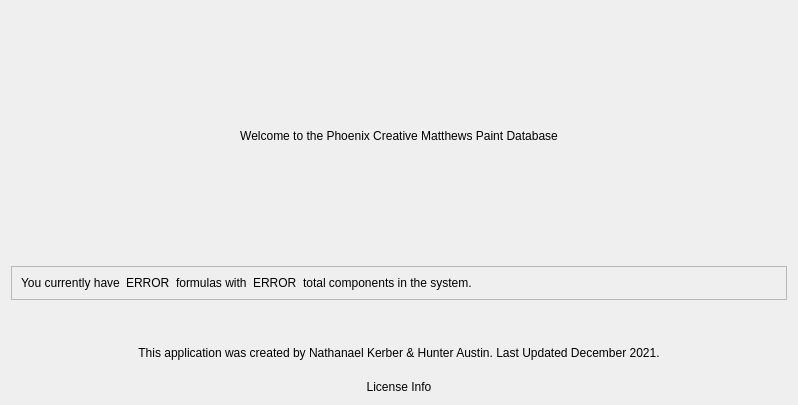
nkerber/PhoenixCreative, file src/HomeWidget.ui: the form before one commit.
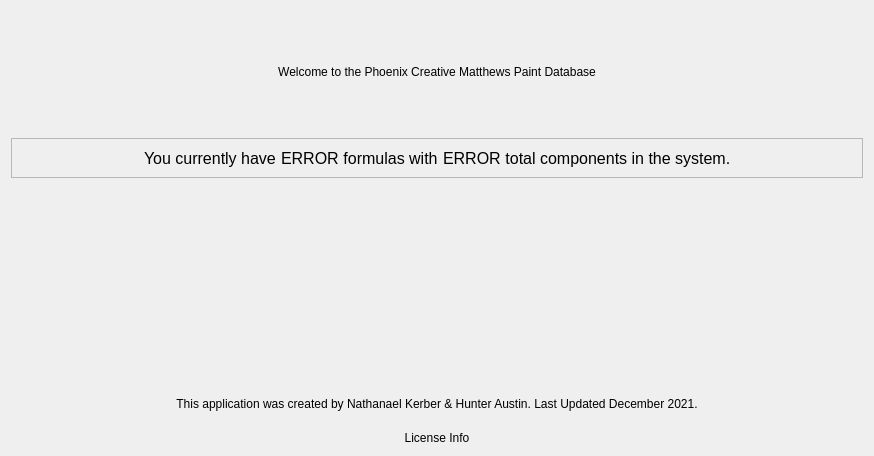
The form after the commit.

```diff
--- a/src/HomeWidget.ui
+++ b/src/HomeWidget.ui
@@ -6,14 +6,14 @@
    <rect>
     <x>0</x>
     <y>0</y>
-    <width>798</width>
-    <height>405</height>
+    <width>874</width>
+    <height>456</height>
    </rect>
   </property>
   <property name="windowTitle">
    <string>Form</string>
   </property>
-  <layout class="QGridLayout" name="gridLayout_2" rowstretch="4,0,0,0,0,0,0,0">
+  <layout class="QGridLayout" name="gridLayout_2" rowstretch="4,0,0,5,1,1,0,0">
    <item row="7" column="0">
     <widget class="QLabel" name="label_3">
      <property name="text">
@@ -76,6 +76,22 @@
       <enum>QFrame::Raised</enum>
      </property>
      <layout class="QHBoxLayout" name="horizontalLayout">
+      <property name="spacing">
+       <number>0</number>
+      </property>
+      <item>
+       <spacer name="horizontalSpacer">
+        <property name="orientation">
+         <enum>Qt::Horizontal</enum>
+        </property>
+        <property name="sizeHint" stdset="0">
+         <size>
+          <width>40</width>
+          <height>20</height>
+         </size>
+        </property>
+       </spacer>
+      </item>
       <item>
        <widget class="QLabel" name="label_4">
         <property name="sizePolicy">
@@ -84,8 +100,14 @@
           <verstretch>0</verstretch>
          </sizepolicy>
         </property>
+        <property name="font">
+         <font>
+          <family>Segoe UI</family>
+          <pointsize>12</pointsize>
+         </font>
+        </property>
         <property name="text">
-         <string>You currently have</string>
+         <string>You currently have </string>
         </property>
        </widget>
       </item>
@@ -97,6 +119,12 @@
           <verstretch>0</verstretch>
          </sizepolicy>
         </property>
+        <property name="font">
+         <font>
+          <family>Segoe UI</family>
+          <pointsize>12</pointsize>
+         </font>
+        </property>
         <property name="text">
          <string>ERROR</string>
         </property>
@@ -110,8 +138,14 @@
           <verstretch>0</verstretch>
          </sizepolicy>
         </property>
+        <property name="font">
+         <font>
+          <family>Segoe UI</family>
+          <pointsize>12</pointsize>
+         </font>
+        </property>
         <property name="text">
-         <string>formulas with</string>
+         <string> formulas with </string>
         </property>
        </widget>
       </item>
@@ -123,6 +157,12 @@
           <verstretch>0</verstretch>
          </sizepolicy>
         </property>
+        <property name="font">
+         <font>
+          <family>Segoe UI</family>
+          <pointsize>12</pointsize>
+         </font>
+        </property>
         <property name="text">
          <string>ERROR</string>
         </property>
@@ -130,11 +170,36 @@
       </item>
       <item>
        <widget class="QLabel" name="label_6">
+        <property name="sizePolicy">
+         <sizepolicy hsizetype="Maximum" vsizetype="Preferred">
+          <horstretch>0</horstretch>
+          <verstretch>0</verstretch>
+         </sizepolicy>
+        </property>
+        <property name="font">
+         <font>
+          <family>Segoe UI</family>
+          <pointsize>12</pointsize>
+         </font>
+        </property>
         <property name="text">
-         <string>total components in the system.</string>
+         <string> total components in the system.</string>
         </property>
        </widget>
       </item>
+      <item>
+       <spacer name="horizontalSpacer_2">
+        <property name="orientation">
+         <enum>Qt::Horizontal</enum>
+        </property>
+        <property name="sizeHint" stdset="0">
+         <size>
+          <width>40</width>
+          <height>20</height>
+         </size>
+        </property>
+       </spacer>
+      </item>
      </layout>
     </widget>
    </item>
```
